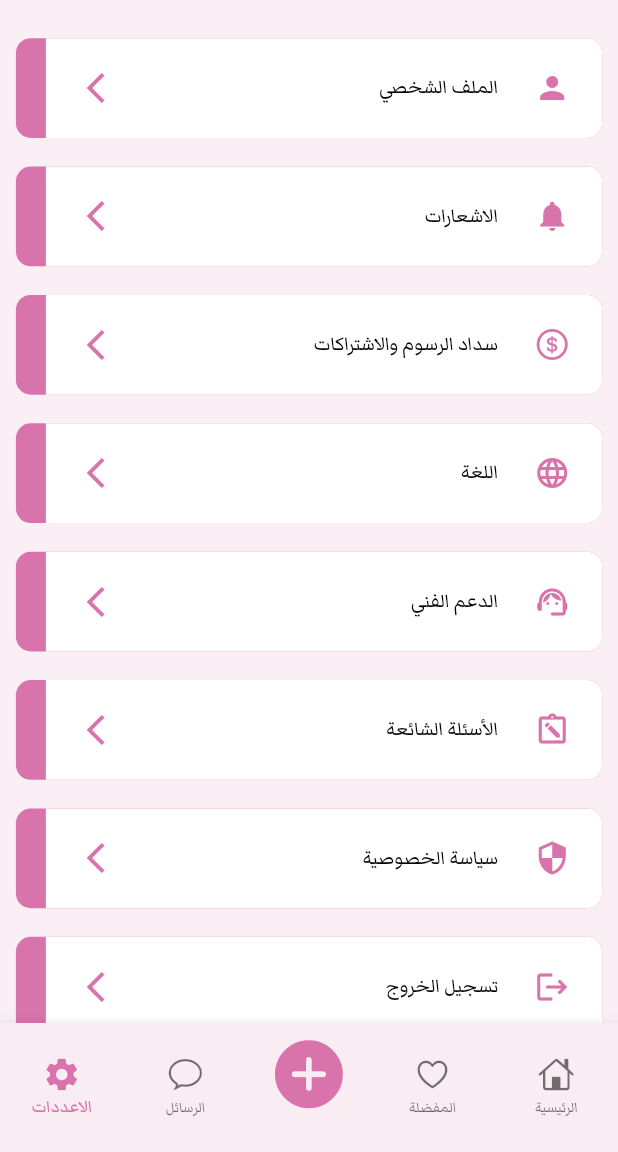
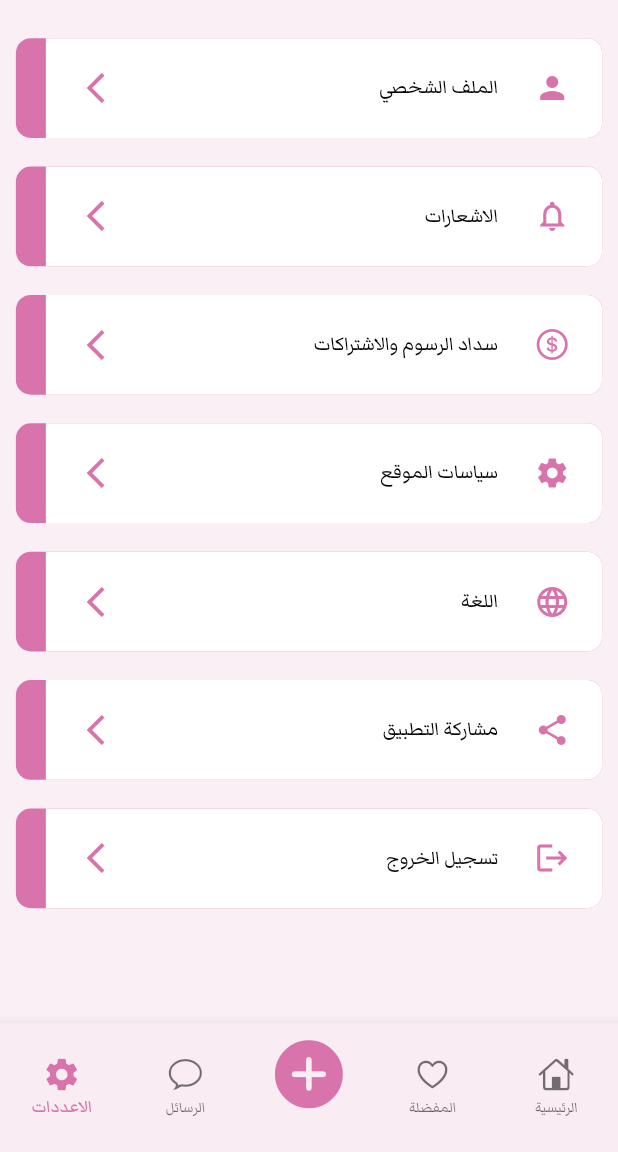
Before and after one commit to Yasser8351/Badal-, a Flutter app: the screen it shows after launch, item 5 of the bottom bar chosen, on a phone screen of 412 x 824 dp, the part 84-1236 px from its top. Run offline on Flutter 3.47's test engine with Material 2 defaults, Android fonts, the phone set to English and light mode, and no system bars; our stand-ins replace cached_network_image, dio, get, get_time_ago, money_formatter, shimmer; network calls fail.

Commit message:
add Privacy Policy Screen

```diff
--- a/lib/screen/tab_screen/setting_screen.dart
+++ b/lib/screen/setting_screen/privacy_policy_screen.dart
@@ -2,31 +2,21 @@ import 'package:badal/utilits/app_config.dart';
 import 'package:badal/utilits/app_theme.dart';
 import 'package:badal/utilits/app_ui_helpers.dart';
 import 'package:badal/widget/setting_item_widget.dart';
-import 'package:flutter/cupertino.dart';
 import 'package:flutter/material.dart';
 import 'package:get/get.dart';
 
-class SettingScreen extends StatelessWidget {
-  const SettingScreen({super.key});
+class PrivacyPolicyScreen extends StatelessWidget {
+  const PrivacyPolicyScreen({super.key});
 
   @override
   Widget build(BuildContext context) {
     return Scaffold(
       backgroundColor: kcAccentLight.withAlpha(200),
-      appBar: AppBar(
-          title: Text(AppConfig.settings.tr), automaticallyImplyLeading: false),
+      appBar: AppBar(title: Text(AppConfig.settings.tr)),
       body: SingleChildScrollView(
         child: Column(
           children: [
             verticalSpaceMedium,
-            SettingItemWidget(title: AppConfig.profile.tr, icon: Icons.person),
-            SettingItemWidget(
-                title: AppConfig.notifications.tr, icon: Icons.notifications),
-            SettingItemWidget(
-                title: AppConfig.paymentFeesSubscriptions.tr,
-                icon: CupertinoIcons.money_dollar_circle),
-            SettingItemWidget(
-                title: AppConfig.language.tr, icon: Icons.language_outlined),
             SettingItemWidget(
                 title: AppConfig.support.tr, icon: Icons.support_agent_rounded),
             SettingItemWidget(
--- /dev/null
+++ b/lib/screen/setting_screen/setting_screen.dart
@@ -0,0 +1,44 @@
+import 'package:badal/screen/setting_screen/privacy_policy_screen.dart';
+import 'package:badal/utilits/app_config.dart';
+import 'package:badal/utilits/app_theme.dart';
+import 'package:badal/utilits/app_ui_helpers.dart';
+import 'package:badal/widget/setting_item_widget.dart';
+import 'package:flutter/cupertino.dart';
+import 'package:flutter/material.dart';
+import 'package:get/get.dart';
+
+class SettingScreen extends StatelessWidget {
+  const SettingScreen({super.key});
+
+  @override
+  Widget build(BuildContext context) {
+    return Scaffold(
+      backgroundColor: kcAccentLight.withAlpha(200),
+      appBar: AppBar(
+          title: Text(AppConfig.settings.tr), automaticallyImplyLeading: false),
+      body: SingleChildScrollView(
+        child: Column(
+          children: [
+            verticalSpaceMedium,
+            SettingItemWidget(title: AppConfig.profile.tr, icon: Icons.person),
+            SettingItemWidget(
+                title: AppConfig.notifications.tr,
+                icon: Icons.notifications_none_outlined),
+            SettingItemWidget(
+                title: AppConfig.paymentFeesSubscriptions.tr,
+                icon: CupertinoIcons.money_dollar_circle),
+            SettingItemWidget(
+              onTap: () => Get.to(() => const PrivacyPolicyScreen()),
+              title: AppConfig.sitePolicies.tr,
+              icon: Icons.settings,
+            ),
+            SettingItemWidget(
+                title: AppConfig.language.tr, icon: Icons.language_outlined),
+            SettingItemWidget(title: AppConfig.shareApp.tr, icon: Icons.share),
+            SettingItemWidget(title: AppConfig.logout.tr, icon: Icons.logout),
+          ],
+        ),
+      ),
+    );
+  }
+}
--- a/lib/screen/tab_screen/tab_screen.dart
+++ b/lib/screen/tab_screen/tab_screen.dart
@@ -4,7 +4,7 @@ import 'package:badal/screen/auth_screen/sign_up_screen.dart';
 import 'package:badal/screen/tab_screen/chat_screen.dart';
 import 'package:badal/screen/tab_screen/favorite_screen.dart';
 import 'package:badal/screen/tab_screen/home_screen.dart';
-import 'package:badal/screen/tab_screen/setting_screen.dart';
+import 'package:badal/screen/setting_screen/setting_screen.dart';
 import 'package:badal/utilits/app_config.dart';
 import 'package:badal/utilits/app_theme.dart';
 import 'package:badal/utilits/app_ui_helpers.dart';
--- a/lib/utilits/app_config.dart
+++ b/lib/utilits/app_config.dart
@@ -28,6 +28,8 @@ class AppConfig {
   static const String logout = "Logout";
   static const String faq = "FAQ";
   static const String support = "Support";
+  static const String shareApp = "Share the app";
+  static const String sitePolicies = "Site Policies";
   static const String language = "Language";
 
   static const String timeOut = "Your internet connection seems to be weak.";
--- a/lib/utilits/localization/app_localization.dart
+++ b/lib/utilits/localization/app_localization.dart
@@ -34,8 +34,10 @@ class AppLocalization implements Translations {
           AppConfig.faq: "الأسئلة الشائعة",
           AppConfig.paymentFeesSubscriptions: "سداد الرسوم والاشتراكات",
           AppConfig.logout: "تسجيل الخروج",
+          AppConfig.sitePolicies: "سياسات الموقع",
+          AppConfig.support: "الدعم الفني",
+          AppConfig.shareApp: "مشاركة التطبيق",
           AppConfig.language: "اللغة",
-          AppConfig.support: "الدعم الفني",
           ///////////////////////////////////////////////
           AppConfig.resetPassword: "استعادة كلمة المرور"
         },
@@ -59,6 +61,8 @@ class AppLocalization implements Translations {
           AppConfig.searchHint: AppConfig.searchHint,
           AppConfig.curancy: AppConfig.curancy,
           AppConfig.language: AppConfig.language,
+          AppConfig.sitePolicies: AppConfig.sitePolicies,
+          AppConfig.shareApp: AppConfig.shareApp,
 
           AppConfig.timeOut: AppConfig.timeOut,
           AppConfig.noInternet: AppConfig.noInternet,
--- a/lib/widget/setting_item_widget.dart
+++ b/lib/widget/setting_item_widget.dart
@@ -4,14 +4,19 @@ import 'package:badal/widget/shared_widgets/my_text.dart';
 import 'package:flutter/material.dart';
 
 class SettingItemWidget extends StatelessWidget {
-  const SettingItemWidget({super.key, required this.title, required this.icon});
+  const SettingItemWidget(
+      {super.key, required this.title, required this.icon, this.onTap});
   final String title;
   final IconData icon;
+  final Function()? onTap;
 
   @override
   Widget build(BuildContext context) {
-    return Padding(
-      padding: EdgeInsetsDirectional.only(start: px10, end: px10, bottom: px18),
+    return InkWell(
+      onTap: onTap,
+      child: Padding(
+        padding:
+            EdgeInsetsDirectional.only(start: px10, end: px10, bottom: px18),
         child: Container(
           decoration: const BoxDecoration(
               color: kcPrimary,
@@ -38,6 +43,7 @@ class SettingItemWidget extends StatelessWidget {
             ),
           ),
         ),
+      ),
     );
   }
 }
```
Lines whose indentation alone changed are shown as unchanged.
